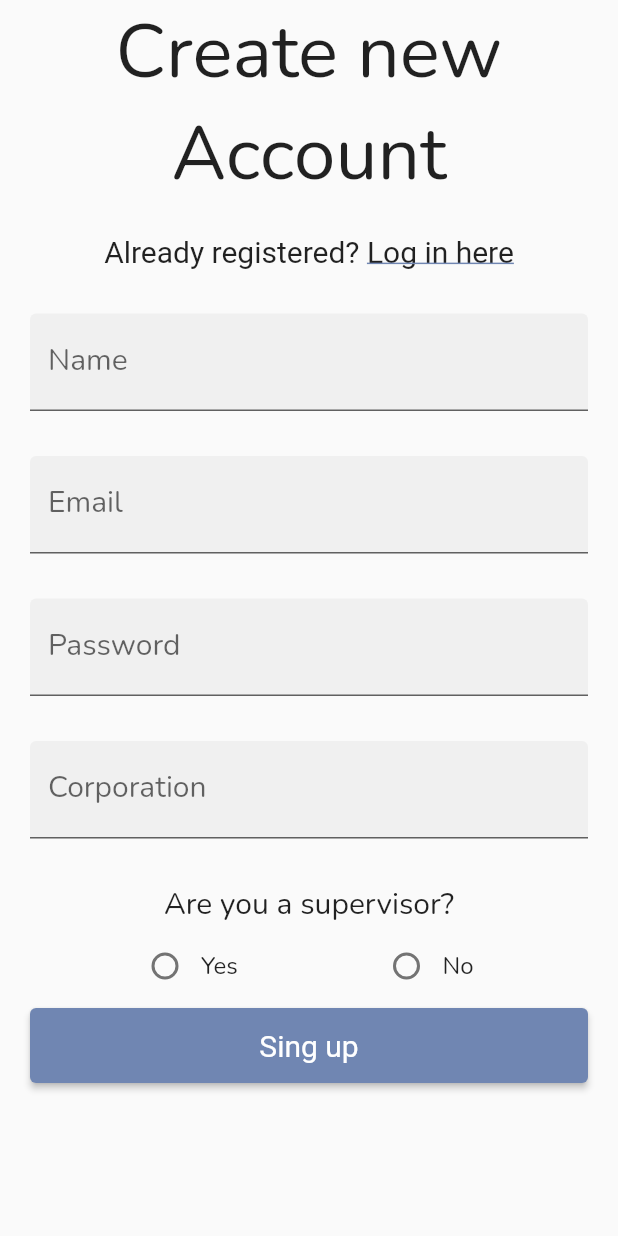
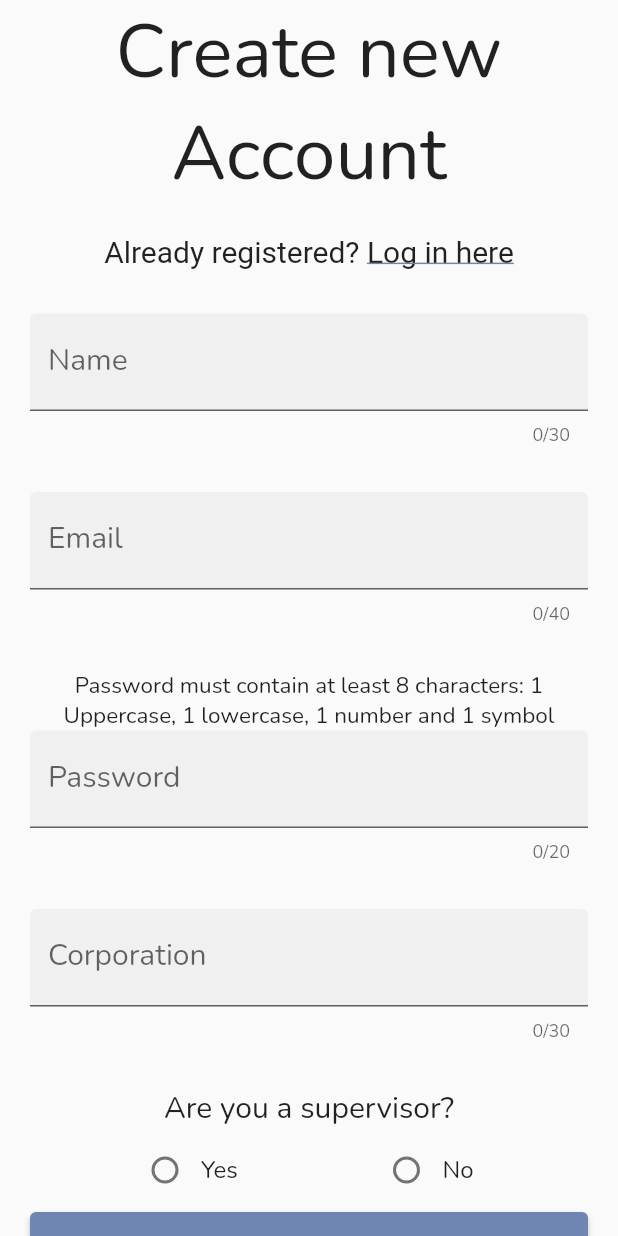
Before and after one commit to nfJaramillo/W-Health, a Flutter app: the Register screen opened directly, on a phone screen of 412 x 824 dp. Run offline on Flutter 3.47's test engine with Material 2 defaults, Android fonts, the phone set to English and light mode, and no system bars; our stand-ins replace cached_network_image, firebase_core, flutter_bloc, geolocator, internet_connection_checker, loader_overlay and 2 more; missing offline and left inert: instant, localstore; accounts and stored records are empty; network calls fail.

Commit message:
Register form regex added

```diff
--- a/lib/Views/login.dart
+++ b/lib/Views/login.dart
@@ -30,19 +30,19 @@ class _Login extends State<Login> {
     listener = checkConnection();
   }
 
-
-
   @override
   Widget build(BuildContext context) {
     UserController.setLoginView(this);
     return Scaffold(
-        body: SafeArea(child:Center(
+      body: SafeArea(
+          child: Center(
         child: ListView(
           shrinkWrap: true,
           padding: const EdgeInsets.symmetric(horizontal: 20),
           children: <Widget>[loginStructure()],
         ),
-    ) ),);
+      )),
+    );
   }
 
   Column loginStructure() {
@@ -64,18 +64,20 @@ class _Login extends State<Login> {
             style: const TextStyle(fontSize: 20),
             children: <TextSpan>[
               TextSpan(
-                  text: 'Sing Up here',
+                  text: 'Sign Up here',
                   style: TextStyle(
                     decoration: TextDecoration.underline,
                     decorationColor: Theme.of(context).colorScheme.primary,
                   ),
                   recognizer: TapGestureRecognizer()
-                    ..onTap = () { enabled?
-                      Navigator.push(
+                    ..onTap = () {
+                      enabled
+                          ? Navigator.push(
                               context,
                               MaterialPageRoute(
                                   builder: (context) => const Register()),
-                      ).then((value) => listener.resume()) : null;
+                            ).then((value) => listener.resume())
+                          : null;
                     }),
             ],
           ),
@@ -119,7 +121,6 @@ class _Login extends State<Login> {
                 enabled ? Theme.of(context).colorScheme.primary : Colors.grey,
             minimumSize: const Size.fromHeight(50),
           ),
-
         ),
         const SizedBox(
           height: 20,
@@ -158,7 +159,6 @@ class _Login extends State<Login> {
   StreamSubscription<InternetConnectionStatus> checkConnection() {
     InternetConnectionChecker().checkInterval = const Duration(seconds: 3);
     return InternetConnectionChecker().onStatusChange.listen((status) {
-
       switch (status) {
         case InternetConnectionStatus.connected:
           setState(() {
@@ -176,7 +176,8 @@ class _Login extends State<Login> {
     });
   }
 
-  Future<void> authenticate(String username, String password, bool isReLogin) async {
+  Future<void> authenticate(
+      String username, String password, bool isReLogin) async {
     if (await InternetConnectionChecker().hasConnection) {
       try {
         context.loaderOverlay.show();
@@ -186,11 +187,9 @@ class _Login extends State<Login> {
         ScaffoldMessenger.of(context)
             .showSnackBar(SnackBar(content: Text(e.toString())));
       }
-     }
-     else{
+    } else {
       showSnackBar("Please check your connection");
     }
-
   }
 
   void showSnackBar(String message) {
@@ -201,6 +200,11 @@ class _Login extends State<Login> {
 
   void authtenticated(User pUser) {
     context.loaderOverlay.hide();
+
+    setState(() {
+      emailController.clear();
+      pswController.clear();
+    });
     if (pUser.isSupervisor == 'yes') {
       listener.pause();
       Navigator.push(
--- a/lib/Views/register.dart
+++ b/lib/Views/register.dart
@@ -71,7 +71,6 @@ class _Register extends State<Register> {
                     Navigator.pop(context);
                   },
               ),
-
             ],
           ),
         ),
@@ -80,6 +79,7 @@ class _Register extends State<Register> {
         ),
         TextField(
           controller: nameController,
+          maxLength: 30,
           decoration: const InputDecoration(
             labelText: "Name",
             labelStyle: TextStyle(fontSize: 20),
@@ -91,6 +91,7 @@ class _Register extends State<Register> {
         ),
         TextField(
           controller: emailController,
+          maxLength: 40,
           decoration: const InputDecoration(
             labelText: "Email",
             labelStyle: TextStyle(fontSize: 20),
@@ -100,8 +101,14 @@ class _Register extends State<Register> {
         const SizedBox(
           height: 30,
         ),
+        const Text(
+          "Password must contain at least 8 characters: 1 Uppercase, 1 lowercase, 1 number and 1 symbol",
+          textAlign: TextAlign.center,
+          style: TextStyle(fontSize: 15),
+        ),
         TextField(
           controller: pswController,
+          maxLength: 20,
           obscureText: true,
           decoration: const InputDecoration(
             labelText: "Password",
@@ -114,6 +121,7 @@ class _Register extends State<Register> {
         ),
         TextField(
           controller: corpoController,
+          maxLength: 30,
           decoration: const InputDecoration(
             labelText: "Corporation",
             labelStyle: TextStyle(fontSize: 20),
@@ -169,15 +177,17 @@ class _Register extends State<Register> {
         ),
 
         ElevatedButton(
-          child: const Text("Sing up"),
-          onPressed: () => { enabled ?
-            register(nameController.text, emailController.text,
+          child: const Text("Sign up"),
+          onPressed: () => {
+            enabled
+                ? register(nameController.text, emailController.text,
                     pswController.text, corpoController.text, _selected.name)
                 : null
           },
           style: ElevatedButton.styleFrom(
             textStyle: const TextStyle(fontSize: 20),
-            primary: enabled ? Theme.of(context).colorScheme.primary : Colors.grey,
+            primary:
+                enabled ? Theme.of(context).colorScheme.primary : Colors.grey,
             minimumSize: const Size.fromHeight(50),
           ),
         ),
@@ -190,7 +200,6 @@ class _Register extends State<Register> {
 
   void register(String name, String email, String password, String corporation,
       String isSupervisor) async {
-
     if (!await InternetConnectionChecker().hasConnection) {
       showSnackBar("Please check your connection");
       return;
@@ -204,24 +213,39 @@ class _Register extends State<Register> {
       ScaffoldMessenger.of(context).showSnackBar(
           const SnackBar(content: Text('Please fill all fields')));
     } else {
-
+      if (!RegExp(r'^[a-zA-Z.a-zA-Z].{2,}').hasMatch(name)) {
+        showSnackBar("Name must have at least 3 characters");
+        return;
+      }
+      if (!RegExp(
+              r"^[a-zA-Z0-9.a-zA-Z0-9.!#$%&'*+-/=?^_`{|}~]+@[a-zA-Z0-9]+\.[a-zA-Z]+")
+          .hasMatch(email)) {
+        showSnackBar("Email is not valid");
+        return;
+      }
+      if (!RegExp(
+              r'^(?=.*?[A-Z])(?=.*?[a-z])(?=.*?[0-9])(?=.*?[!@#\$&*~]).{8,}$')
+          .hasMatch(password)) {
+        showSnackBar("Password not valid");
+        return;
+      }
+      if (!RegExp(r'^[a-zA-Z.a-zA-Z].{2,}$').hasMatch(corporation)) {
+        showSnackBar("Corporation must have at least 3 characters");
+        return;
+      }
       String uri =
-          'https://w-health-backend.herokuapp.com/api/users/email/'+ email;
+          'https://w-health-backend.herokuapp.com/api/users/email/' + email;
       final response = await http.get(Uri.parse(uri));
 
       if (response.statusCode == 200) {
         // If the server did return a 200 OK response,
         // then parse the JSON.
 
-
         if (response.body.isNotEmpty) {
-
-          ScaffoldMessenger.of(context).showSnackBar(
-            const SnackBar(content: Text('There is already a user registered with that email')));
-
-        }
-        else{
-
+          ScaffoldMessenger.of(context).showSnackBar(const SnackBar(
+              content:
+                  Text('There is already a user registered with that email')));
+        } else {
           http.post(
             Uri.parse('https://w-health-backend.herokuapp.com/api/users/'),
             headers: <String, String>{
@@ -233,17 +257,23 @@ class _Register extends State<Register> {
               'password': password,
               'corporation': corporation,
               'isSupervisor': isSupervisor,
-          'lastSurvey':  "",
+              'lastSurvey': "",
               'lastActiveBreak': "",
               'lastP_Exercise': "",
               'lastE_Survey': ""
-
             }),
           );
+          nameController.clear();
+          emailController.clear();
+          pswController.clear();
+          corpoController.clear();
+          setState(() {
+            _selected = supervisor.empty;
+          });
+
           ScaffoldMessenger.of(context).showSnackBar(
-          const SnackBar(content: Text('Sing up was successful')));
+              const SnackBar(content: Text('Sign up was successful')));
           Navigator.pop(context);
-
         }
       } else {
         // If the server did not return a 200 OK response,
@@ -251,32 +281,26 @@ class _Register extends State<Register> {
         ScaffoldMessenger.of(context).showSnackBar(
             const SnackBar(content: Text('Backend server error')));
       }
-
     }
   }
 
   StreamSubscription<InternetConnectionStatus> checkConnection() {
-
     InternetConnectionChecker().checkInterval = const Duration(seconds: 3);
     return InternetConnectionChecker().onStatusChange.listen((status) {
-
       switch (status) {
         case InternetConnectionStatus.connected:
-        try{
+          try {
             setState(() {
               enabled = true;
             });
-        }
-        catch(e)
-        {}
+          } catch (e) {}
           break;
         case InternetConnectionStatus.disconnected:
-        try{
+          try {
             setState(() {
               enabled = false;
             });
-        }
-        catch(e){}
+          } catch (e) {}
           break;
       }
     });
```
Lines whose indentation alone changed are shown as unchanged.
